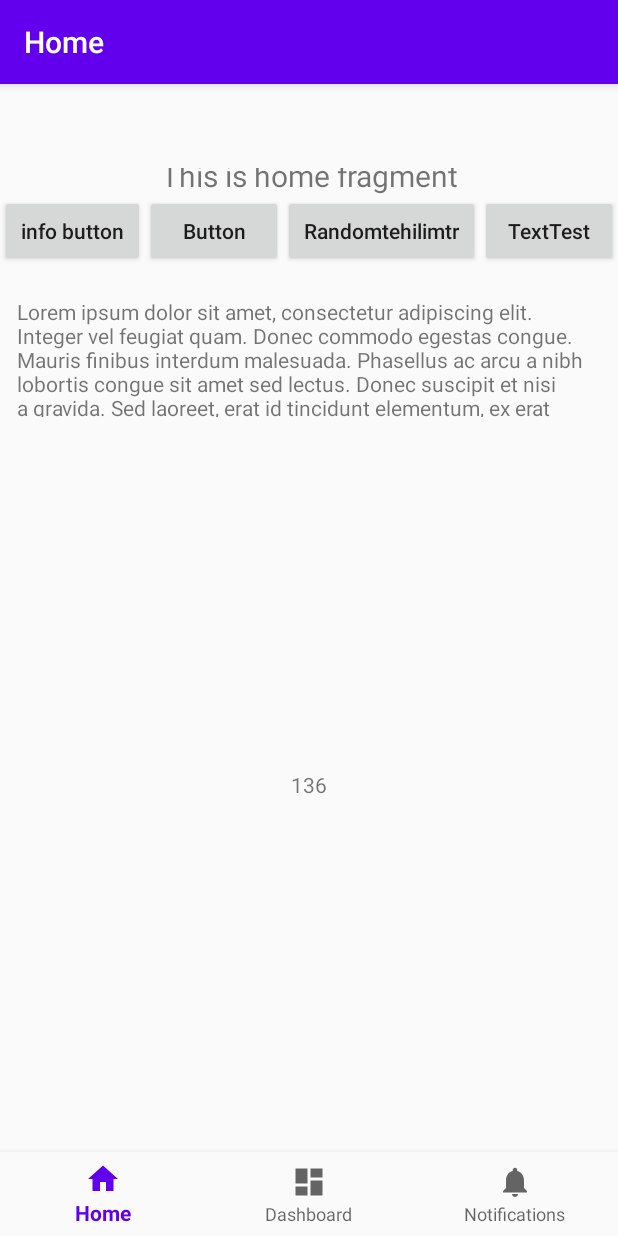
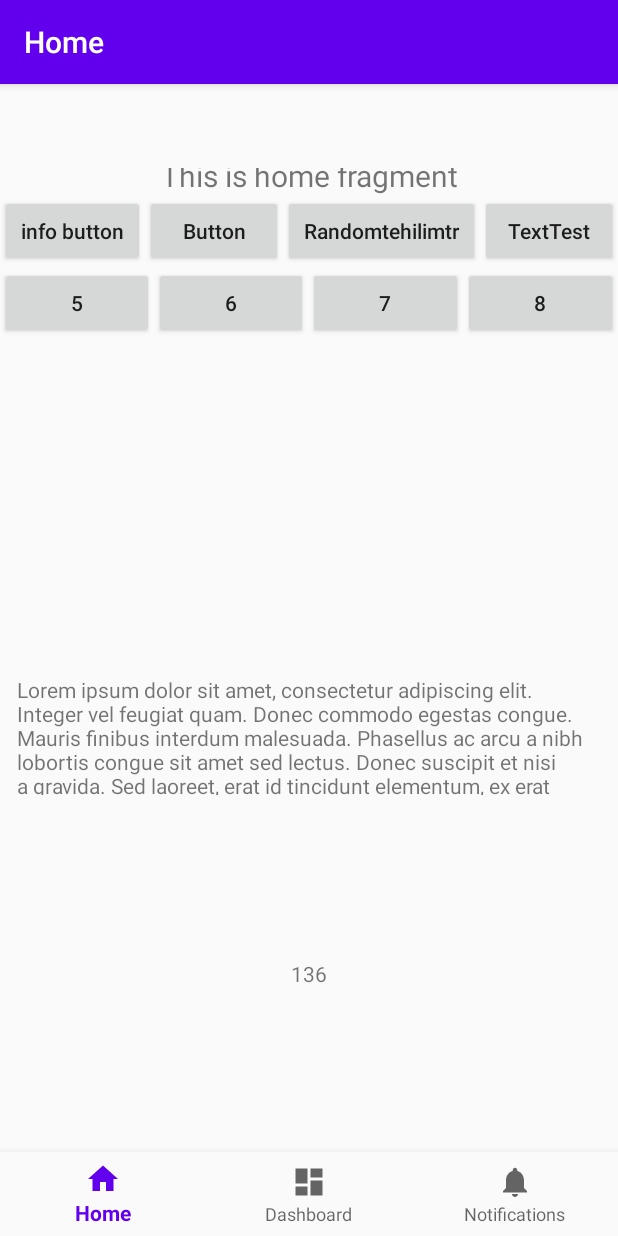
Before and after one commit to nisozakuto/TurkceTeilim, an Android app: the screen it shows after launch (MainActivity), on a phone screen of 412 x 824 dp. Run offline under Robolectric (Android 15) with nearby library versions, the phone set to English and light mode, and no system bars; our stand-ins replace navigation-ui.

Commit message:
Bringin changes from tumkitap branch

```diff
--- a/app/src/main/java/zakuto/tehilimtr/MainActivity.java
+++ b/app/src/main/java/zakuto/tehilimtr/MainActivity.java
@@ -2,13 +2,11 @@ package zakuto.tehilimtr;
 
 import android.content.Intent;
 import android.os.Bundle;
-import android.util.Log;
 import android.view.View;
 import android.widget.Button;
 import android.widget.TextView;
 
 import com.google.android.material.bottomnavigation.BottomNavigationView;
-import zakuto.tehilimtr.R;
 
 import androidx.appcompat.app.AppCompatActivity;
 import androidx.navigation.NavController;
@@ -85,7 +83,6 @@ public class MainActivity extends AppCompatActivity implements View.OnClickListe
                 perek = TehilimClass.getTehilim("tr" + 1);
                 randomtehilimtrText.setText("Test)");
                 randomtehilimtrText.setText(perek);
-
                 break;
         }
     }
--- a/app/src/main/res/layout/activity_main.xml
+++ b/app/src/main/res/layout/activity_main.xml
@@ -28,9 +28,16 @@
         app:layout_constraintRight_toRightOf="parent"
         app:layout_constraintTop_toTopOf="parent"
         app:navGraph="@navigation/mobile_navigation" />
+<LinearLayout
+    android:id="@+id/linearLayout"
+    android:layout_width="match_parent"
+    android:layout_height="300dp"
+    android:weightSum="3"
+    app:layout_constraintTop_toBottomOf="@id/nav_host_fragment"
+    android:orientation="vertical">
 
     <LinearLayout
-        android:id="@+id/linearLayout"
+        android:id="@+id/firstButtonRow"
         android:layout_width="match_parent"
         android:layout_height="wrap_content"
         android:weightSum="4"
@@ -69,7 +76,46 @@
             android:textAllCaps="false" />
 
     </LinearLayout>
+    <LinearLayout
+        android:id="@+id/secondButtonRow"
+        android:layout_width="match_parent"
+        android:layout_height="wrap_content"
+        android:weightSum="4"
+        app:layout_constraintTop_toBottomOf="@id/nav_host_fragment">
 
+        <Button
+            android:id="@+id/fifthButton"
+            android:layout_width="wrap_content"
+            android:layout_height="wrap_content"
+            android:layout_weight="1"
+            android:text="5"
+            android:textAllCaps="false" />
+
+        <Button
+            android:id="@+id/sixthButton"
+            android:layout_width="wrap_content"
+            android:layout_height="wrap_content"
+            android:layout_weight="1"
+            android:text="6"
+            android:textAllCaps="false" />
+
+        <Button
+            android:id="@+id/seventhButton"
+            android:layout_width="wrap_content"
+            android:layout_height="wrap_content"
+            android:layout_weight="1"
+            android:text="7"
+            android:textAllCaps="false" />
+
+        <Button
+            android:id="@+id/eightButton"
+            android:layout_width="wrap_content"
+            android:layout_height="wrap_content"
+            android:layout_weight="1"
+            android:text="8"
+            android:textAllCaps="false" />
+    </LinearLayout>
+</LinearLayout>
     <ScrollView
         android:id="@+id/scrollView2"
         android:layout_width="match_parent"
```
Also changed, not shown: app/src/main/java/zakuto/tehilimtr/readTehilim.java (added, +68 -0 lines).
